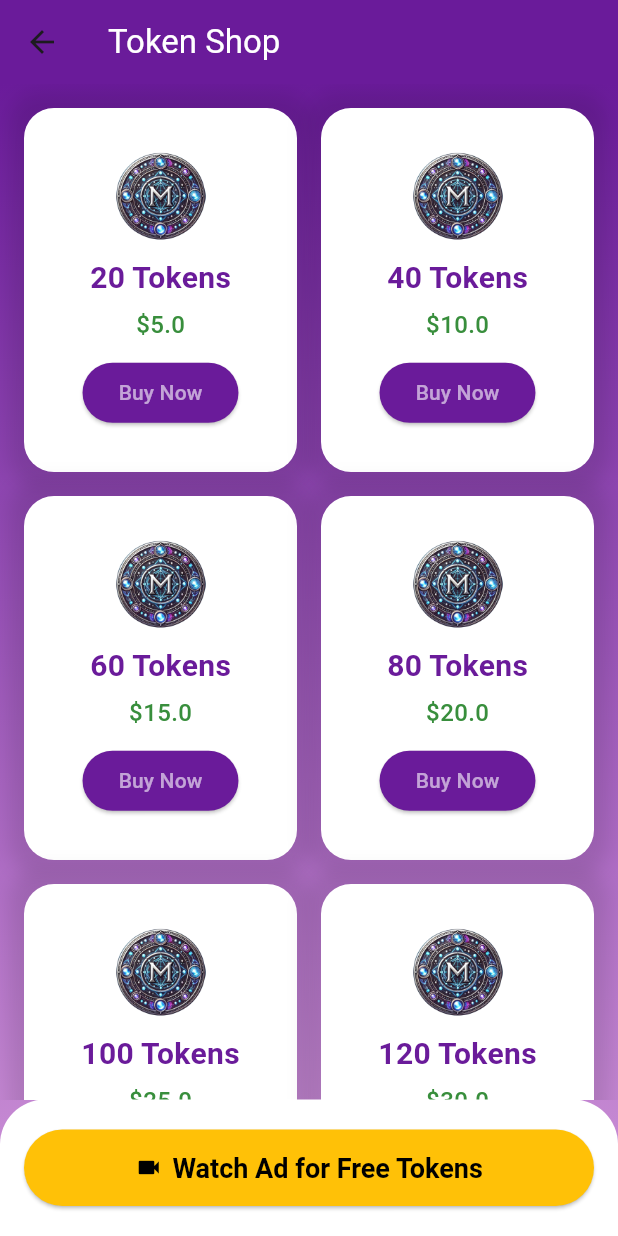
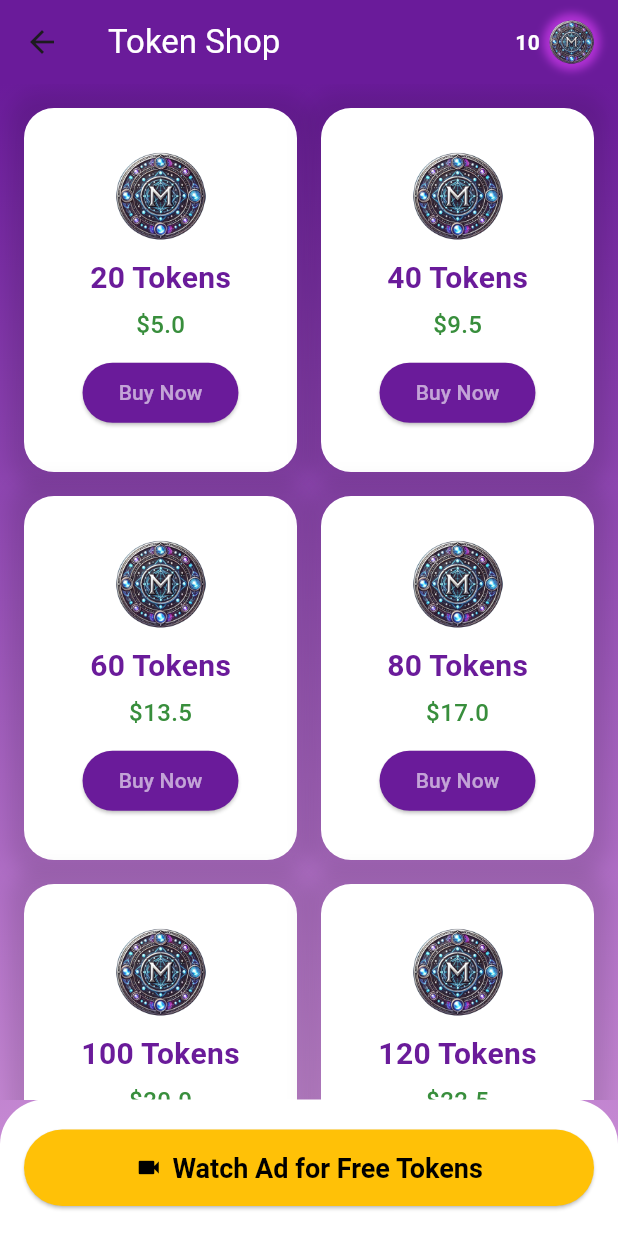
Before and after one commit to ErenBal1/gapsec-stories, a Flutter app: the screen it shows after launch, after a tap on the "shopping cart" icon, on a phone screen of 412 x 824 dp. Run offline on Flutter 3.47's test engine with Material 3 defaults, Android fonts, the phone set to English and light mode, and no system bars; drawn by our look-alikes of animated_text_kit; our stand-ins replace animated_splash_screen, carousel_slider, easy_localization, flutter_mobx, mobx, page_transition and 2 more; missing offline and left inert: tab_container; generated files the repository leaves out were written again.

Commit message:
token counter and shop view revision

```diff
--- a/lib/view/shop_view.dart
+++ b/lib/view/shop_view.dart
@@ -1,9 +1,14 @@
 import 'package:flutter/material.dart';
+
+import 'package:gapsec/utils/constants.dart';
+import 'package:gapsec/widgets/main_menu_widget/token_counter.dart';
 import 'package:gapsec/widgets/shop_view_widget/buy_token_container.dart';
 import 'package:gapsec/widgets/shop_view_widget/watch_ad_button.dart';
 
 class ShopView extends StatelessWidget {
-  const ShopView({super.key});
+  const ShopView({
+    super.key,
+  });
 
   @override
   Widget build(BuildContext context) {
@@ -12,6 +17,44 @@ class ShopView extends StatelessWidget {
         title: const Text('Token Shop', style: TextStyle(color: Colors.white)),
         backgroundColor: Colors.purple[800],
         elevation: 0,
+        actions: [
+          Padding(
+            padding: const EdgeInsets.only(right: 16.0),
+            child: Row(
+              children: [
+                //amount of token
+                const Text(
+                  '10',
+                  style: TextStyle(
+                      color: Colors.white,
+                      fontWeight: FontWeight.w700,
+                      fontSize: 14),
+                ),
+                const SizedBox(
+                  width: 6,
+                ),
+                //token icon
+                Container(
+                  decoration: BoxDecoration(
+                    shape: BoxShape.circle,
+                    boxShadow: [
+                      BoxShadow(
+                        color: Colors.purpleAccent.withOpacity(0.6),
+                        spreadRadius: 4,
+                        blurRadius: 4,
+                      )
+                    ],
+                  ),
+                  child: Image.asset(
+                    Constants.tokenImagePath,
+                    height: 30,
+                    width: 30,
+                  ),
+                )
+              ],
+            ),
+          )
+        ],
       ),
       body: Container(
         decoration: BoxDecoration(
@@ -36,7 +79,7 @@ class ShopView extends StatelessWidget {
                 itemBuilder: (context, index) {
                   return BuyTokenContainer(
                     tokens: (index + 1) * 20,
-                    price: (index + 1) * 5.0,
+                    price: priceFunc(index, 6),
                   );
                 },
               ),
@@ -48,3 +91,9 @@ class ShopView extends StatelessWidget {
     );
   }
 }
+
+double priceFunc(int index, int itemCount) {
+  double carpimKatsayisi = 1.0 - (index * 0.05);
+  double price = carpimKatsayisi * (index + 1) * 5;
+  return price;
+}
--- a/lib/widgets/main_menu_widget/token_counter.dart
+++ b/lib/widgets/main_menu_widget/token_counter.dart
@@ -57,7 +57,7 @@ class TokenCounter extends StatelessWidget {
                           '0',
                           style: TextStyle(
                             color: Colors.white,
-                            fontSize: 16,
+                            fontSize: 14,
                             fontWeight: FontWeight.bold,
                             shadows: [
                               Shadow(
@@ -68,7 +68,7 @@ class TokenCounter extends StatelessWidget {
                             ],
                           ),
                         ),
-                        const SizedBox(width: 4),
+                        const SizedBox(width: 6),
                         GlowingToken(Constants.tokenImagePath, Colors.blue),
                       ],
                     ),
```
